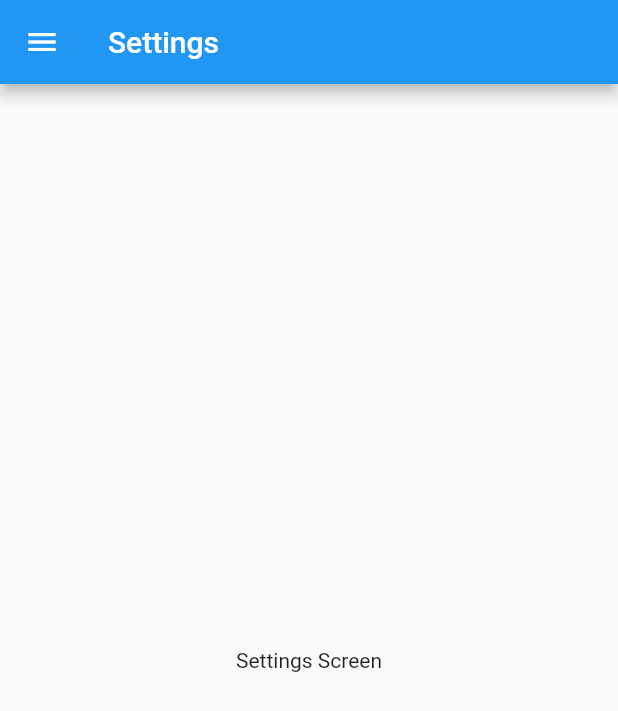
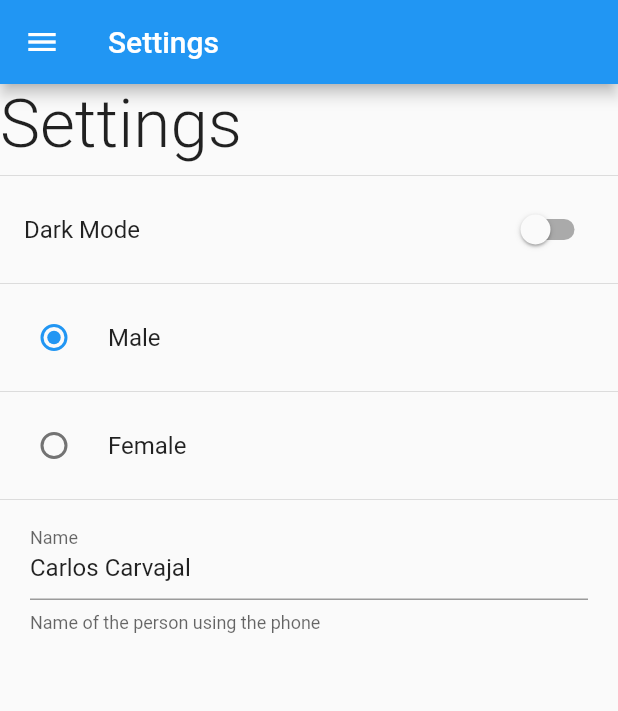
Before and after one commit to cxcarvaj/Preferences-App, a Flutter app: the SettingsScreen screen opened by its route, on a phone screen of 412 x 824 dp. Shown: the top 711 px of the screen. Run offline on Flutter 3.47's test engine with Material 2 defaults, Android fonts, the phone set to English and light mode, and no system bars.

Commit message:
UI screens implementation

```diff
--- a/lib/screens/setting_screen.dart
+++ b/lib/screens/setting_screen.dart
@@ -1,10 +1,21 @@
 import 'package:flutter/material.dart';
 import 'package:preferences_app/widgets/widgets.dart';
 
-class SettingsScreen extends StatelessWidget {
+class SettingsScreen extends StatefulWidget {
   static const String routerName = 'Settings';
 
   const SettingsScreen({Key? key}) : super(key: key);
+
+  @override
+  State<SettingsScreen> createState() => _SettingsScreenState();
+}
+
+class _SettingsScreenState extends State<SettingsScreen> {
+  // * Create the states for the switches and radio buttons
+  bool isDarkMode = false;
+  int gender = 1;
+  String name = 'Carlos Carvajal';
+
   @override
   Widget build(BuildContext context) {
     return Scaffold(
@@ -12,8 +23,64 @@ class SettingsScreen extends StatelessWidget {
         title: const Text('Settings'),
       ),
       drawer: const CustomDrawer(),
-      body: const Center(
-        child: Text('Settings Screen'),
+      //* Recommended when we use a lot of widgets like inputs, switches, etc.
+      body: SingleChildScrollView(
+        child: Column(
+          crossAxisAlignment: CrossAxisAlignment.start,
+          children: [
+            const Text(
+              'Settings',
+              style: TextStyle(
+                fontSize: 45,
+                fontWeight: FontWeight.w300,
+              ),
+            ),
+            const Divider(),
+            SwitchListTile.adaptive(
+              value: isDarkMode,
+              title: const Text('Dark Mode'),
+              onChanged: (value) {
+                isDarkMode = value;
+                setState(() {});
+              },
+            ),
+            const Divider(),
+            RadioListTile(
+              value: 1,
+              groupValue: gender,
+              title: const Text('Male'),
+              onChanged: (value) {
+                gender = value ?? 1;
+                setState(() {});
+              },
+            ),
+            const Divider(),
+            RadioListTile(
+              value: 2,
+              groupValue: gender,
+              title: const Text('Female'),
+              onChanged: (value) {
+                gender = value ?? 2;
+                setState(() {});
+              },
+            ),
+            const Divider(),
+            Padding(
+              padding: const EdgeInsets.symmetric(horizontal: 20),
+              child: TextFormField(
+                initialValue: name,
+                decoration: const InputDecoration(
+                  labelText: 'Name',
+                  helperText: 'Name of the person using the phone',
+                ),
+                onChanged: (value) {
+                  name = value;
+                  setState(() {});
+                },
+              ),
+            )
+          ],
+        ),
       ),
     );
   }
```
Also changed, not shown: lib/screens/home_screen.dart (+15 -8 lines).
